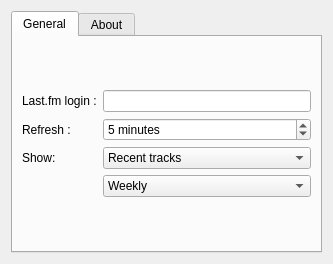
Old version of the form lastmoidConfig.ui in the repository vavrusa/lastmoid.
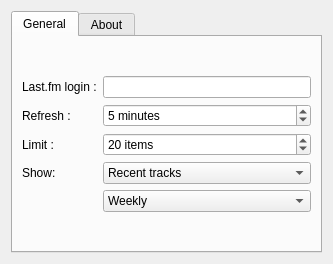
New version of the form.

Commit message: Added item limit to configuration

Patch:
```diff
--- a/lastmoidConfig.ui
+++ b/lastmoidConfig.ui
@@ -78,7 +78,7 @@
            </property>
           </widget>
          </item>
-         <item row="3" column="1">
+         <item row="4" column="1">
           <widget class="QComboBox" name="dataPeriod">
            <property name="minimumSize">
             <size>
@@ -116,7 +116,7 @@
            </item>
           </widget>
          </item>
-         <item row="2" column="1">
+         <item row="3" column="1">
           <widget class="QComboBox" name="dataType">
            <property name="minimumSize">
             <size>
@@ -149,7 +149,7 @@
            </item>
           </widget>
          </item>
-         <item row="2" column="0">
+         <item row="3" column="0">
           <widget class="QLabel" name="lbData">
            <property name="sizePolicy">
             <sizepolicy hsizetype="Preferred" vsizetype="Maximum">
@@ -162,6 +162,32 @@
            </property>
           </widget>
          </item>
+         <item row="2" column="0">
+          <widget class="QLabel" name="lbLimit">
+           <property name="text">
+            <string>Limit :</string>
+           </property>
+          </widget>
+         </item>
+         <item row="2" column="1">
+          <widget class="QSpinBox" name="limit">
+           <property name="suffix">
+            <string> items</string>
+           </property>
+           <property name="prefix">
+            <string/>
+           </property>
+           <property name="minimum">
+            <number>2</number>
+           </property>
+           <property name="maximum">
+            <number>100</number>
+           </property>
+           <property name="value">
+            <number>20</number>
+           </property>
+          </widget>
+         </item>
         </layout>
        </item>
       </layout>
```
